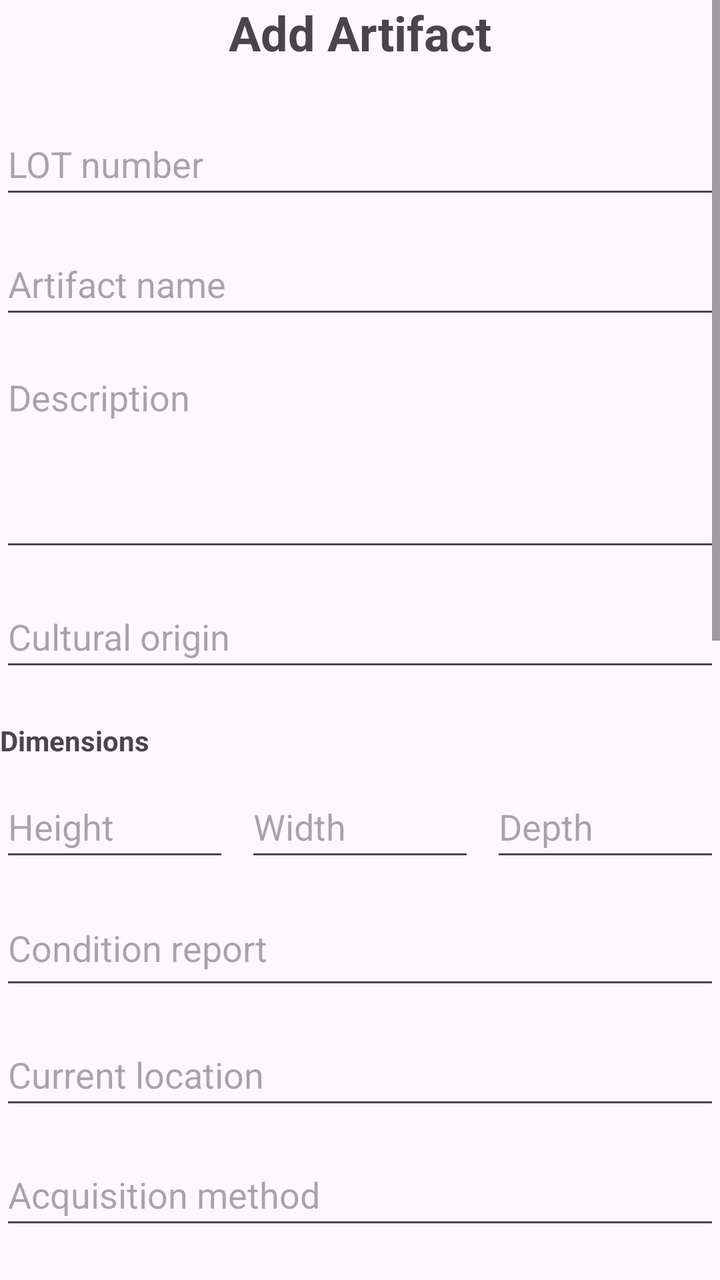
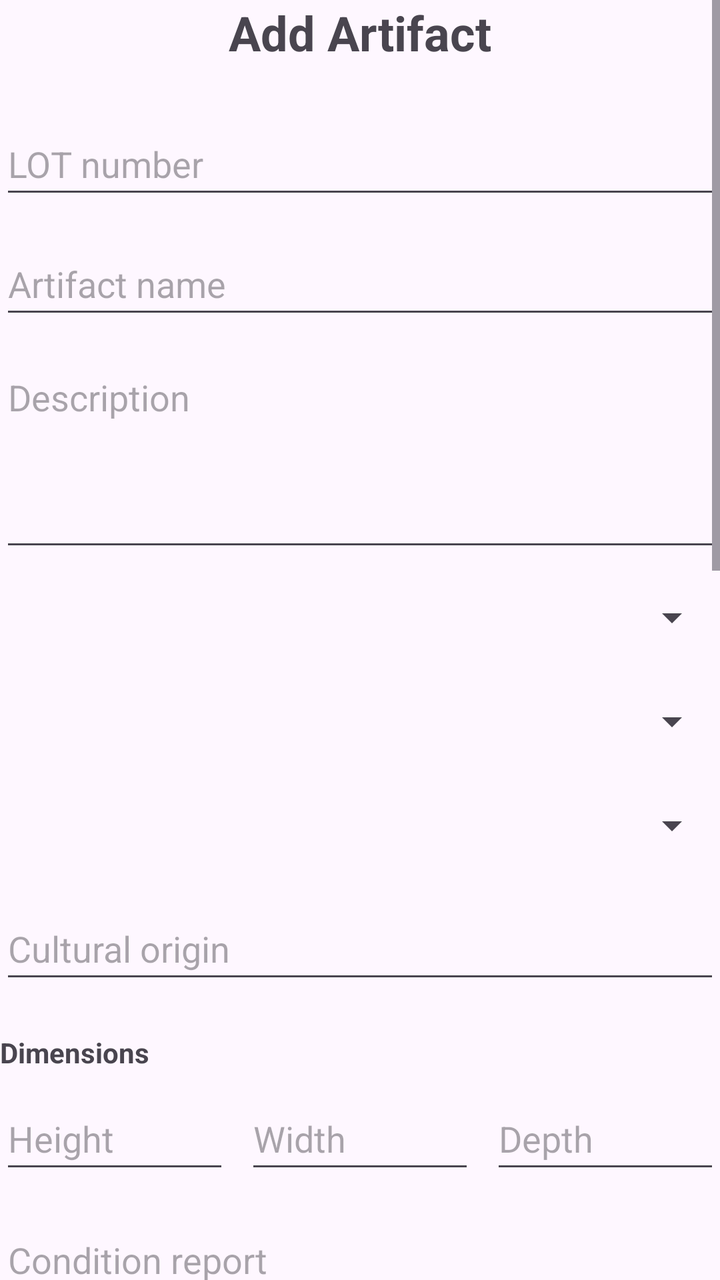

Compare the two renders of this Android layout. The source of the first and the diff that turns it into the second are given below.
<!-- AndroidManifest.xml: application theme Theme.B07DemoSummer2024 -->
<!-- res/layout/fragment_add_item.xml -->
<?xml version="1.0" encoding="utf-8"?>
<ScrollView xmlns:android="http://schemas.android.com/apk/res/android"
    xmlns:app="http://schemas.android.com/apk/res-auto"
    xmlns:tools="http://schemas.android.com/tools"
    android:layout_width="match_parent"
    android:layout_height="match_parent"
    android:fillViewport="true"
    tools:context=".AddItemFragment">

    <androidx.constraintlayout.widget.ConstraintLayout
        android:layout_width="match_parent"
        android:layout_height="wrap_content"
        tools:context=".AddItemFragment">

        <TextView
            android:id="@+id/textViewFormTitle"
            android:layout_width="wrap_content"
            android:layout_height="wrap_content"
            android:text="@string/add_artifact_title"
            android:textSize="24sp"
            android:textStyle="bold"
            app:layout_constraintEnd_toEndOf="parent"
            app:layout_constraintStart_toStartOf="parent"
            app:layout_constraintTop_toTopOf="parent" />

        <EditText
            android:id="@+id/editTextLot"
            android:layout_width="0dp"
            android:layout_height="wrap_content"
            android:layout_marginTop="24dp"
            android:hint="@string/lot_hint"
            android:inputType="text"
            android:minHeight="48dp"
            app:layout_constraintEnd_toEndOf="parent"
            app:layout_constraintStart_toStartOf="parent"
            app:layout_constraintTop_toBottomOf="@id/textViewFormTitle" />


        <EditText
            android:id="@+id/editTextArtifactName"
            android:layout_width="0dp"
            android:layout_height="wrap_content"
            android:layout_marginTop="12dp"
            android:hint="@string/artifact_name_hint"
            android:inputType="textCapWords"
            android:minHeight="48dp"
            app:layout_constraintEnd_toEndOf="parent"
            app:layout_constraintStart_toStartOf="parent"
            app:layout_constraintTop_toBottomOf="@id/editTextLot" />

        <EditText
            android:id="@+id/editTextDescription"
            android:layout_width="0dp"
            android:layout_height="wrap_content"
            android:layout_marginTop="12dp"
            android:gravity="top|start"
            android:hint="@string/description_hint"
            android:inputType="textCapSentences|textMultiLine"
            android:minHeight="48dp"
            android:minLines="4"
            app:layout_constraintEnd_toEndOf="parent"
            app:layout_constraintStart_toStartOf="parent"
            app:layout_constraintTop_toBottomOf="@id/editTextArtifactName" />

        <EditText
            android:id="@+id/editTextCulturalOrigin"
            android:layout_width="0dp"
            android:layout_height="wrap_content"
            android:layout_marginTop="12dp"
            android:hint="@string/cultural_origin_hint"
            android:inputType="textCapWords"
            android:minHeight="48dp"
            app:layout_constraintEnd_toEndOf="parent"
            app:layout_constraintStart_toStartOf="parent"
            app:layout_constraintTop_toBottomOf="@id/editTextDescription" />

        <TextView
            android:id="@+id/textViewDimensionsLabel"
            android:layout_width="wrap_content"
            android:layout_height="wrap_content"
            android:layout_marginTop="20dp"
            android:text="@string/dimensions_label"
            android:textStyle="bold"
            app:layout_constraintStart_toStartOf="parent"
            app:layout_constraintTop_toBottomOf="@id/editTextCulturalOrigin" />

        <EditText
            android:id="@+id/editTextHeight"
            android:layout_width="0dp"
            android:layout_height="wrap_content"
            android:layout_marginTop="8dp"
            android:hint="@string/height_hint"
            android:inputType="numberDecimal"
            android:minHeight="48dp"
            app:layout_constraintEnd_toStartOf="@id/editTextWidth"
            app:layout_constraintHorizontal_weight="1"
            app:layout_constraintStart_toStartOf="parent"
            app:layout_constraintTop_toBottomOf="@id/textViewDimensionsLabel" />

        <EditText
            android:id="@+id/editTextWidth"
            android:layout_width="0dp"
            android:layout_height="wrap_content"
            android:layout_marginStart="8dp"
            android:hint="@string/width_hint"
            android:inputType="numberDecimal"
            android:minHeight="48dp"
            app:layout_constraintEnd_toStartOf="@id/editTextDepth"
            app:layout_constraintHorizontal_weight="1"
            app:layout_constraintStart_toEndOf="@id/editTextHeight"
            app:layout_constraintTop_toTopOf="@id/editTextHeight" />

        <EditText
            android:id="@+id/editTextDepth"
            android:layout_width="0dp"
            android:layout_height="wrap_content"
            android:layout_marginStart="8dp"
            android:hint="@string/depth_hint"
            android:inputType="numberDecimal"
            android:minHeight="48dp"
            app:layout_constraintEnd_toEndOf="parent"
            app:layout_constraintHorizontal_weight="1"
            app:layout_constraintStart_toEndOf="@id/editTextWidth"
            app:layout_constraintTop_toTopOf="@id/editTextHeight" />

        <EditText
            android:id="@+id/editTextConditionReport"
            android:layout_width="0dp"
            android:layout_height="wrap_content"
            android:layout_marginTop="16dp"
            android:gravity="top|start"
            android:hint="@string/condition_report_hint"
            android:inputType="textCapSentences"
            android:minHeight="48dp"
            android:minLines="4"
            app:layout_constraintEnd_toEndOf="parent"
            app:layout_constraintStart_toStartOf="parent"
            app:layout_constraintTop_toBottomOf="@id/editTextHeight" />

        <EditText
            android:id="@+id/editTextCurrentLocation"
            android:layout_width="0dp"
            android:layout_height="wrap_content"
            android:layout_marginTop="12dp"
            android:hint="@string/current_location_hint"
            android:inputType="textCapWords"
            android:minHeight="48dp"
            app:layout_constraintEnd_toEndOf="parent"
            app:layout_constraintStart_toStartOf="parent"
            app:layout_constraintTop_toBottomOf="@id/editTextConditionReport" />

        <EditText
            android:id="@+id/editTextAcquisitionMethod"
            android:layout_width="0dp"
            android:layout_height="wrap_content"
            android:layout_marginTop="12dp"
            android:hint="@string/acquisition_method_hint"
            android:inputType="textCapWords"
            android:minHeight="48dp"
            app:layout_constraintEnd_toEndOf="parent"
            app:layout_constraintStart_toStartOf="parent"
            app:layout_constraintTop_toBottomOf="@id/editTextCurrentLocation" />

        <EditText
            android:id="@+id/editTextProvenance"
            android:layout_width="0dp"
            android:layout_height="wrap_content"
            android:layout_marginTop="12dp"
            android:gravity="top|start"
            android:hint="@string/provenance_hint"
            android:inputType="textCapSentences"
            android:minHeight="48dp"
            android:minLines="3"
            app:layout_constraintEnd_toEndOf="parent"
            app:layout_constraintStart_toStartOf="parent"
            app:layout_constraintTop_toBottomOf="@id/editTextAcquisitionMethod" />

        <EditText
            android:id="@+id/editTextAccessionNumber"
            android:layout_width="0dp"
            android:layout_height="wrap_content"
            android:layout_marginTop="12dp"
            android:hint="@string/accession_number_hint"
            android:inputType="numberDecimal"
            android:minHeight="48dp"
            app:layout_constraintEnd_toEndOf="parent"
            app:layout_constraintStart_toStartOf="parent"
            app:layout_constraintTop_toBottomOf="@id/editTextProvenance" />

        <EditText
            android:id="@+id/editTextNotes"
            android:layout_width="0dp"
            android:layout_height="wrap_content"
            android:layout_marginTop="12dp"
            android:layout_marginBottom="24dp"
            android:gravity="top|start"
            android:hint="@string/notes_hint"
            android:inputType="textCapSentences|textMultiLine"
            android:minHeight="100dp"
            android:minLines="4"

            app:layout_constraintEnd_toEndOf="parent"
            app:layout_constraintStart_toStartOf="parent"
            app:layout_constraintTop_toBottomOf="@id/editTextAccessionNumber" />

        <ImageView
            android:id="@+id/selectedImagePreview"
            android:layout_width="160dp"
            android:layout_height="160dp"
            android:layout_marginTop="50dp"
            android:src="@drawable/add_photo"
            android:scaleType="centerCrop"
            android:contentDescription="@string/select_image_description"
            android:clickable="true"
            android:focusable="true"
            app:layout_constraintTop_toBottomOf="@+id/editTextNotes"
            app:layout_constraintStart_toStartOf="parent"
            app:layout_constraintEnd_toEndOf="parent"/>

        <Button
            android:id="@+id/buttonSelectImage"
            android:layout_width="150dp"
            android:layout_height="wrap_content"
            android:layout_marginTop="25dp"
            android:backgroundTint="#009688"
            android:text="@string/select_image_description"
            app:layout_constraintTop_toBottomOf="@+id/selectedImagePreview"
            app:layout_constraintStart_toStartOf="parent"
            app:layout_constraintEnd_toEndOf="parent"/>

        <Button
            android:id="@+id/buttonAdd"
            android:layout_width="150dp"
            android:layout_height="wrap_content"
            android:layout_marginTop="10dp"
            android:layout_marginBottom="75dp"
            android:text="@string/add_item"
            android:backgroundTint="#009688"
            app:layout_constraintTop_toBottomOf="@+id/buttonSelectImage"
            app:layout_constraintBottom_toBottomOf="parent"
            app:layout_constraintStart_toStartOf="parent"
            app:layout_constraintEnd_toEndOf="parent"/>
    </androidx.constraintlayout.widget.ConstraintLayout>
</ScrollView>
<!-- resources referenced by this layout -->
<resources>
  <!-- drawable add_photo (drawable) -->
  <vector xmlns:android="http://schemas.android.com/apk/res/android" android:height="24dp" android:tint="#1C1C1C" android:viewportHeight="960" android:viewportWidth="960" android:width="24dp">
        
      <path android:fillColor="@android:color/white" android:pathData="M440,520L440,520L440,520L440,520L440,520L540,520L540,520L540,520L440,520L440,520ZM40,840L40,200L246,200L320,120L560,120L560,200L355,200L282,280L120,280L120,760L760,760L760,400L840,400L840,840L40,840ZM760,280L760,200L680,200L680,120L760,120L760,40L840,40L840,120L920,120L920,200L840,200L840,280L760,280ZM440,700Q515,700 567.5,647.5Q620,595 620,520Q620,445 567.5,392.5Q515,340 440,340Q365,340 312.5,392.5Q260,445 260,520Q260,595 312.5,647.5Q365,700 440,700ZM440,620Q398,620 369,591Q340,562 340,520Q340,478 369,449Q398,420 440,420Q482,420 511,449Q540,478 540,520Q540,562 511,591Q482,620 440,620Z"/>
      
  </vector>
  <string name="accession_number_hint">Accession number</string>
  <string name="acquisition_method_hint">Acquisition method</string>
  <string name="add_artifact_title">Add Artifact</string>
  <string name="add_item">Add Item</string>
  <string name="artifact_name_hint">Artifact name</string>
  <string name="condition_report_hint">Condition report</string>
  <string name="cultural_origin_hint">Cultural origin</string>
  <string name="current_location_hint">Current location</string>
  <string name="depth_hint">Depth</string>
  <string name="description_hint">Description</string>
  <string name="dimensions_label">Dimensions</string>
  <string name="height_hint">Height</string>
  <string name="lot_hint">LOT number</string>
  <string name="notes_hint">Additional notes</string>
  <string name="provenance_hint">Provenance</string>
  <string name="select_image_description">Select an image</string>
  <string name="width_hint">Width</string>
  <style name="Theme.B07DemoSummer2024" parent="Base.Theme.B07DemoSummer2024" />
  <style name="Base.Theme.B07DemoSummer2024" parent="Theme.Material3.DayNight.NoActionBar">
          
          
      </style>
</resources>

<!-- the commit's change to res/layout/fragment_add_item.xml (unified diff, before → after) -->
@@ -62,6 +62,36 @@
             app:layout_constraintStart_toStartOf="parent"
             app:layout_constraintTop_toBottomOf="@id/editTextArtifactName" />
 
+        <Spinner
+            android:id="@+id/spinnerCategory"
+            android:layout_width="0dp"
+            android:layout_height="48dp"
+            android:layout_marginTop="4dp"
+            android:spinnerMode="dropdown"
+            app:layout_constraintEnd_toEndOf="parent"
+            app:layout_constraintStart_toStartOf="parent"
+            app:layout_constraintTop_toBottomOf="@id/editTextDescription" />
+
+        <Spinner
+            android:id="@+id/spinnerMaterial"
+            android:layout_width="0dp"
+            android:layout_height="48dp"
+            android:layout_marginTop="4dp"
+            android:spinnerMode="dropdown"
+            app:layout_constraintEnd_toEndOf="parent"
+            app:layout_constraintStart_toStartOf="parent"
+            app:layout_constraintTop_toBottomOf="@id/spinnerCategory" />
+
+        <Spinner
+            android:id="@+id/spinnerDynasty"
+            android:layout_width="0dp"
+            android:layout_height="48dp"
+            android:layout_marginTop="4dp"
+            android:spinnerMode="dropdown"
+            app:layout_constraintEnd_toEndOf="parent"
+            app:layout_constraintStart_toStartOf="parent"
+            app:layout_constraintTop_toBottomOf="@id/spinnerMaterial" />
+
         <EditText
             android:id="@+id/editTextCulturalOrigin"
             android:layout_width="0dp"
@@ -72,7 +102,7 @@
             android:minHeight="48dp"
             app:layout_constraintEnd_toEndOf="parent"
             app:layout_constraintStart_toStartOf="parent"
-            app:layout_constraintTop_toBottomOf="@id/editTextDescription" />
+            app:layout_constraintTop_toBottomOf="@id/spinnerDynasty" />
 
         <TextView
             android:id="@+id/textViewDimensionsLabel"
